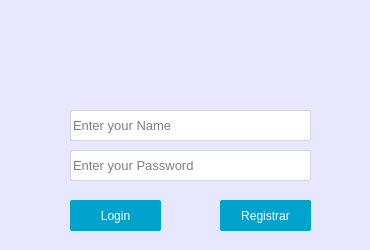
This is desktop/InclusionDesktop/form.ui in Ampaex/inclusion as Qt 5 draws it before an edit. The edited form follows.
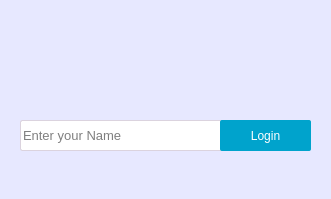
This is the edited form. Icons and pictures are not drawn.

```diff
--- a/desktop/InclusionDesktop/form.ui
+++ b/desktop/InclusionDesktop/form.ui
@@ -6,8 +6,8 @@
    <rect>
     <x>0</x>
     <y>0</y>
-    <width>370</width>
-    <height>250</height>
+    <width>331</width>
+    <height>199</height>
    </rect>
   </property>
   <property name="windowTitle">
@@ -25,34 +25,8 @@
   <widget class="QPushButton" name="loginButton">
    <property name="geometry">
     <rect>
-     <x>70</x>
-     <y>200</y>
-     <width>91</width>
-     <height>31</height>
-    </rect>
-   </property>
-   <property name="cursor">
-    <cursorShape>PointingHandCursor</cursorShape>
-   </property>
-   <property name="styleSheet">
-    <string notr="true">QPushButton{
-  background-color:rgb(0,163,204);
-color:white;
-border-radius:2px;
-}
-QPushButton:hover{
-  background-color:rgb(0,163,204,70%);
-}</string>
-   </property>
-   <property name="text">
-    <string>Login</string>
-   </property>
-  </widget>
-  <widget class="QPushButton" name="registerButton">
-   <property name="geometry">
-    <rect>
      <x>220</x>
-     <y>200</y>
+     <y>120</y>
      <width>91</width>
      <height>31</height>
     </rect>
@@ -71,15 +45,15 @@
 }</string>
    </property>
    <property name="text">
-    <string>Registrar</string>
+    <string>Login</string>
    </property>
   </widget>
   <widget class="QLineEdit" name="userName">
    <property name="geometry">
     <rect>
-     <x>70</x>
-     <y>110</y>
-     <width>241</width>
+     <x>20</x>
+     <y>120</y>
+     <width>291</width>
      <height>31</height>
     </rect>
    </property>
@@ -106,45 +80,13 @@
     <string>Enter your Name</string>
    </property>
   </widget>
-  <widget class="QLineEdit" name="userPassword">
-   <property name="geometry">
-    <rect>
-     <x>70</x>
-     <y>150</y>
-     <width>241</width>
-     <height>31</height>
-    </rect>
-   </property>
-   <property name="font">
-    <font>
-     <family>Arial</family>
-     <pointsize>10</pointsize>
-    </font>
-   </property>
-   <property name="styleSheet">
-    <string notr="true">QLineEdit{
-  border:1px solid rgb(219, 211, 222);
-  border-radius:2px;
-}
-QLineEdit:focus{
-  border:1px solid rgb(78, 125, 255);
-  border-radius:2px;
-}</string>
-   </property>
-   <property name="echoMode">
-    <enum>QLineEdit::Password</enum>
-   </property>
-   <property name="placeholderText">
-    <string>Enter your Password</string>
-   </property>
-  </widget>
   <widget class="QLabel" name="label">
    <property name="geometry">
     <rect>
      <x>0</x>
      <y>0</y>
-     <width>371</width>
-     <height>91</height>
+     <width>331</width>
+     <height>81</height>
     </rect>
    </property>
    <property name="text">
@@ -158,10 +100,8 @@
    </property>
   </widget>
   <zorder>label</zorder>
-  <zorder>loginButton</zorder>
-  <zorder>registerButton</zorder>
   <zorder>userName</zorder>
-  <zorder>userPassword</zorder>
+  <zorder>loginButton</zorder>
  </widget>
  <resources/>
  <connections/>
```
